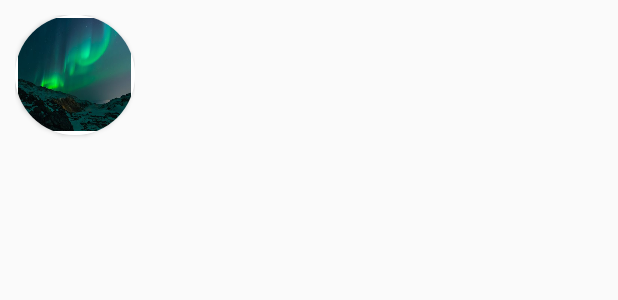
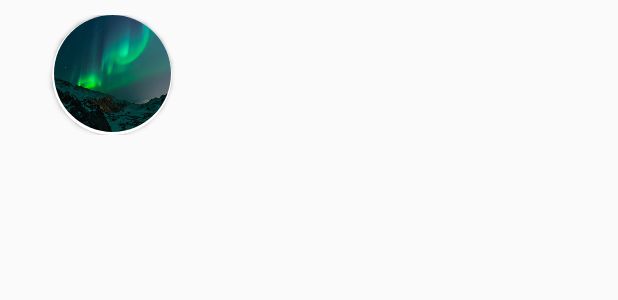
Before and after one commit to Is0git/ReservationsApp, an Android app: the layout users_list.xml on its own in the app's theme, with its tools: preview values and no code run, on a phone screen of 412 x 824 dp. Shown: the top 300 px of the screen. Run offline under Robolectric (Android 15) with nearby library versions, the light colour scheme and no system bars.

Commit message:
fixed users bar

```diff
--- a/app/src/main/res/layout/main_fragment.xml
+++ b/app/src/main/res/layout/main_fragment.xml
@@ -94,7 +94,7 @@
                     android:id="@+id/orderList"
                     android:layout_width="match_parent"
                     android:layout_height="600dp"
-                    android:layout_marginStart="25dp"
+                    android:layout_marginStart="15dp"
                     android:layout_marginTop="80dp"
                     android:layout_marginEnd="15dp"
                     android:layout_marginBottom="50dp"
--- a/app/src/main/res/layout/order_list.xml
+++ b/app/src/main/res/layout/order_list.xml
@@ -48,6 +48,7 @@
                 android:id="@+id/name"
                 android:layout_width="match_parent"
                 android:layout_marginEnd="10dp"
+                android:singleLine="true"
                 android:layout_height="wrap_content"
                 android:layout_marginStart="10dp"
                 android:fontFamily="@font/myriadpro"
--- a/app/src/main/res/layout/users_list.xml
+++ b/app/src/main/res/layout/users_list.xml
@@ -9,35 +9,37 @@
     </data>
 
     <LinearLayout
-        xmlns:android="http://schemas.android.com/apk/res/android" android:layout_width="wrap_content"
+        xmlns:android="http://schemas.android.com/apk/res/android"
+        android:layout_width="130dp"
         android:orientation="vertical"
-        android:paddingEnd="5dp"
         android:layout_marginTop="10dp"
         android:layout_marginStart="10dp"
+
         android:layout_height="wrap_content">
-        <androidx.cardview.widget.CardView
-            android:layout_width="wrap_content"
-            android:layout_height="wrap_content"
-            app:cardCornerRadius="40dp">
+        <RelativeLayout
+            android:layout_width="match_parent"
+            android:layout_height="wrap_content">
             <androidx.cardview.widget.CardView
-                android:layout_width="wrap_content"
-                android:layout_height="wrap_content">
-
-            </androidx.cardview.widget.CardView>
-            <View
+                android:layout_centerHorizontal="true"
                 android:layout_width="80dp"
                 android:layout_height="80dp"
-                android:background="@color/colorWhite"/>
-            <ImageView
-                android:layout_width="75dp"
-                android:layout_gravity="center"
-                android:background="@drawable/img_lights"
-                android:layout_height="75dp"/>
-        </androidx.cardview.widget.CardView>
+                app:cardCornerRadius="40dp"/>
+            <androidx.cardview.widget.CardView
+                android:layout_centerHorizontal="true"
+                android:layout_width="78dp"
+                app:cardCornerRadius="39dp"
+                android:layout_height="78dp">
+                <ImageView
+                    android:layout_width="match_parent"
+                    android:layout_height="match_parent"
+                    android:background="@drawable/img_lights"/>
+            </androidx.cardview.widget.CardView>
+        </RelativeLayout>
         <TextView
             android:id="@+id/user_email"
             android:layout_width="wrap_content"
             android:layout_height="wrap_content"
+            android:singleLine="true"
             android:layout_gravity="center"
             android:textSize="12sp"
             android:textColor="@color/colorWhite"
```
